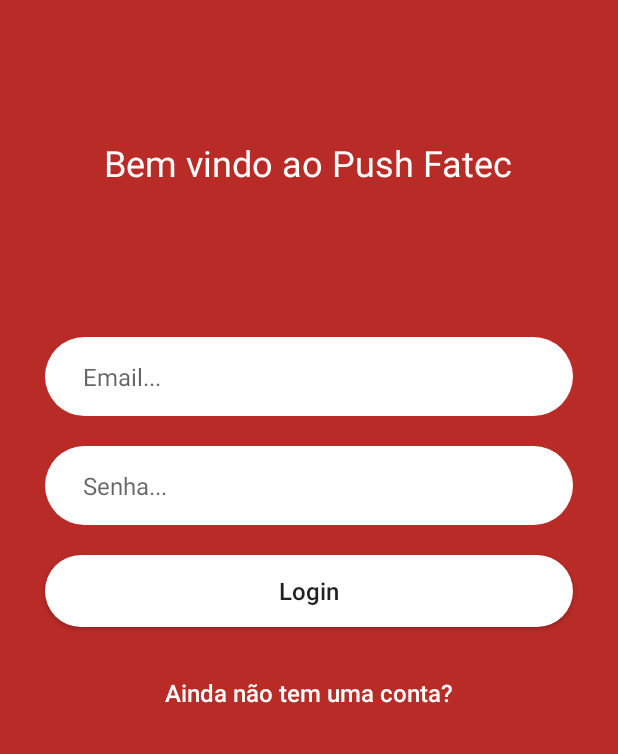
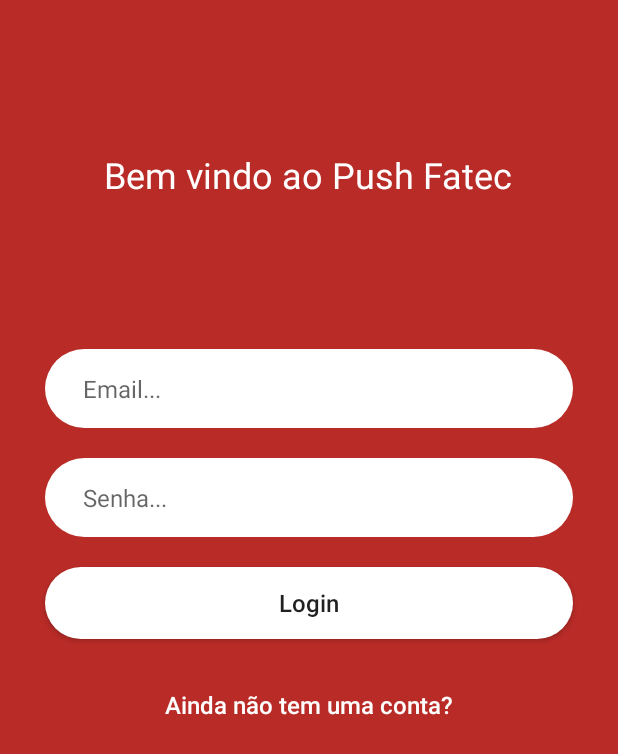
Before and after one commit to Eddycarlos45/-PushFatec, an Android app: the layout activity_login.xml on its own in the app's theme, with its tools: preview values and no code run, on a phone screen of 412 x 824 dp. Shown: the top 754 px of the screen. Run offline under Robolectric (Android 15) with nearby library versions, the phone set to English and light mode, and no system bars.

Commit message:
PushFatec

```diff
--- a/PushFatecAdmin/app/src/main/java/com/example/edson/pushfatecadmin/Activity/MainActivity.java
+++ b/PushFatecAdmin/app/src/main/java/com/example/edson/pushfatecadmin/Activity/MainActivity.java
@@ -18,6 +18,7 @@ public class MainActivity extends AppCompatActivity {
         super.onStart();
         FirebaseAuth mAuth = FirebaseAuth.getInstance();
         FirebaseUser currentUser = mAuth.getCurrentUser();
+
 
 
         if (currentUser == null) {
--- a/PushFatecAdmin/app/src/main/java/com/example/edson/pushfatecadmin/Firebase/FirebaseService.java
+++ b/PushFatecAdmin/app/src/main/java/com/example/edson/pushfatecadmin/Firebase/FirebaseService.java
@@ -40,8 +40,6 @@ public class FirebaseService extends FirebaseMessagingService {
             String msg = notificacao.getData().get("mensagem");
             String titulo = notificacao.getData().get("titulo");
             String nome = notificacao.getData().get("nome");
-
-
             String urlimagem = notificacao.getData().get("urlimagem");
 
 
--- /dev/null
+++ b/PushFatecCliente/app/src/main/res/drawable-v24/border_button.xml
@@ -0,0 +1,17 @@
+<?xml version="1.0" encoding="utf-8"?>
+<selector xmlns:android="http://schemas.android.com/apk/res/android">
+
+    <item>
+        <shape>
+            <corners android:radius="30dp"/>
+            <stroke android:color="@android:color/white"/>
+        </shape>
+    </item>
+
+    <item android:state_pressed="true">
+        <shape>
+            <solid android:color="@color/colorPrimaryDark"/>
+        </shape>
+    </item>
+
+</selector>
--- /dev/null
+++ b/PushFatecCliente/app/src/main/res/drawable-v24/input_background.xml
@@ -0,0 +1,7 @@
+<?xml version="1.0" encoding="utf-8"?>
+<shape xmlns:android="http://schemas.android.com/apk/res/android">
+
+    <solid android:color="@android:color/white"/>
+    <corners android:radius="30dp"/>
+
+</shape>
--- a/PushFatecCliente/app/src/main/res/layout/activity_login.xml
+++ b/PushFatecCliente/app/src/main/res/layout/activity_login.xml
@@ -5,7 +5,7 @@
     android:layout_width="match_parent"
     android:layout_height="match_parent"
     android:background="#B92B27"
-    tools:context=".Activity.LoginActivity">
+    tools:context=".LoginActivity">
 
     <TextView
         android:id="@+id/loginHeading"
@@ -13,9 +13,11 @@
         android:layout_height="wrap_content"
         android:layout_alignParentTop="true"
         android:layout_centerHorizontal="true"
-        android:layout_marginTop="92dp"
+        android:layout_marginLeft="50dp"
+        android:layout_marginRight="50dp"
+        android:layout_marginTop="100dp"
         android:gravity="center"
-        android:text="@string/bem_vindo_ao_push_fatec"
+        android:text="Bem vindo ao Push Fatec"
         android:textAlignment="center"
         android:textColor="#FFFFFF"
         android:textSize="24sp" />
@@ -31,7 +33,7 @@
         android:layout_marginTop="100dp"
         android:background="@drawable/input_background"
         android:ems="10"
-        android:hint="@string/email"
+        android:hint="Email..."
         android:inputType="textEmailAddress"
         android:paddingBottom="15dp"
         android:paddingLeft="25dp"
@@ -49,7 +51,7 @@
         android:layout_marginTop="20dp"
         android:background="@drawable/input_background"
         android:ems="10"
-        android:hint="@string/senha"
+        android:hint="Senha..."
         android:inputType="textPassword"
         android:paddingBottom="15dp"
         android:paddingLeft="25dp"
@@ -67,7 +69,7 @@
         android:layout_marginRight="30dp"
         android:layout_marginTop="20dp"
         android:background="@drawable/input_background"
-        android:text="@string/login"
+        android:text="Login"
         android:textAllCaps="false"
         android:textSize="16sp" />
 
@@ -81,7 +83,7 @@
         android:layout_marginRight="30dp"
         android:layout_marginTop="20dp"
         android:background="@drawable/border_button"
-        android:text="@string/ainda_n_o_tem_uma_conta"
+        android:text="Ainda não tem uma conta?"
         android:textAllCaps="false"
         android:textColor="@android:color/white"
         android:textSize="16sp" />
--- a/PushFatecCliente/app/src/main/res/values/colors.xml
+++ b/PushFatecCliente/app/src/main/res/values/colors.xml
@@ -3,5 +3,4 @@
     <color name="colorPrimary">#3F51B5</color>
     <color name="colorPrimaryDark">#303F9F</color>
     <color name="colorAccent">#FF4081</color>
-    <color name="outline_gray">#CCCCCC</color>
 </resources>
--- a/PushFatecCliente/app/src/main/res/values/styles.xml
+++ b/PushFatecCliente/app/src/main/res/values/styles.xml
@@ -8,14 +8,4 @@
         <item name="colorAccent">@color/colorAccent</item>
     </style>
 
-    <style name="AppTheme.NoActionBar">
-        <item name="windowActionBar">false</item>
-        <item name="windowNoTitle">true</item>
-    </style>
-
-    <style name="AppTheme.AppBarOverlay" parent="ThemeOverlay.AppCompat.Dark.ActionBar" />
-
-    <style name="AppTheme.PopupOverlay" parent="ThemeOverlay.AppCompat.Light" />
-
-
 </resources>
```
Also changed, not shown: PushFatecAdmin/app/src/main/java/com/example/edson/pushfatecadmin/Activity/MensagemActivity.java (+9 -13 lines), PushFatecAdmin/app/src/main/java/com/example/edson/pushfatecadmin/Activity/MenuActivity.java (+3 -9 lines), PushFatecAdmin/app/src/main/java/com/example/edson/pushfatecadmin/Activity/SendActivity.java (+8 -10 lines), PushFatecAdmin/app/src/main/res/layout/adapter_lista.xml (+17 -1 lines), PushFatecCliente/app/build.gradle (+15 -6 lines), PushFatecCliente/app/src/main/AndroidManifest.xml (+6 -24 lines), PushFatecCliente/app/src/main/java/com/example/edson/pushfateccliente/FirebaseService/FirebaseService.java (added, +70 -0 lines), PushFatecCliente/app/src/main/java/com/example/edson/pushfateccliente/LoginActivity.java (renamed from PushFatecAdmin/app/src/main/java/com/example/edson/pushfatecadmin/Activity/LoginActivity.java, +28 -5 lines), PushFatecCliente/app/src/main/java/com/example/edson/pushfateccliente/MainActivity.java (added, +15 -0 lines), PushFatecCliente/app/src/main/java/com/example/edson/pushfateccliente/RegistroActivity.java (renamed from PushFatecCliente/app/src/main/java/com/example/edson/pushfateccliente/Activity/RegistroActivity.java, +4 -5 lines), PushFatecCliente/app/src/main/res/layout/activity_registro.xml (+7 -7 lines), PushFatecCliente/app/src/main/res/values/strings.xml (+0 -24 lines).
